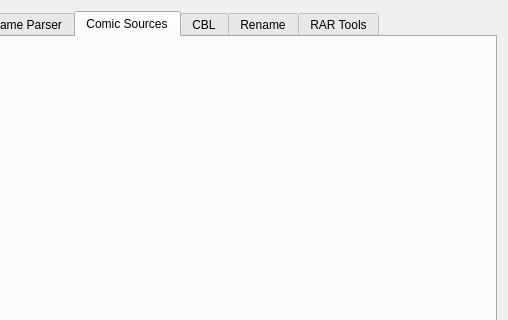
Above: comictaggerlib/ui/settingswindow.ui from comictagger/comictagger before the change; both pictures show x 194 to 702 and y 0 to 320 of the 702 by 559 pixel window. Below: the same form after it.
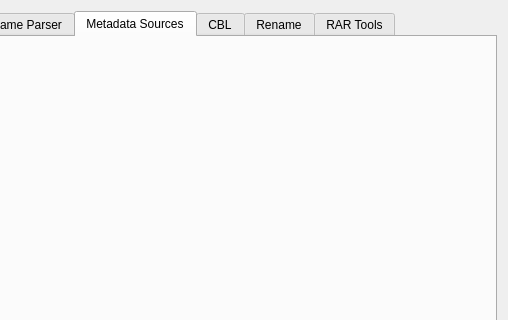
That is the form after the change.

Commit message: Change source term to metadata Generate API text field in their own function API tests return string message of result Add help to text field lables

The edit to the form file:
```diff
--- a/comictaggerlib/ui/settingswindow.ui
+++ b/comictaggerlib/ui/settingswindow.ui
@@ -338,7 +338,7 @@
        </widget>
        <widget class="QWidget" name="tComicTalkers">
         <attribute name="title">
-         <string>Comic Sources</string>
+         <string>Metadata Sources</string>
         </attribute>
         <layout class="QVBoxLayout" name="verticalLayout_4"/>
        </widget>
```
The commit also changes 3 other files.
